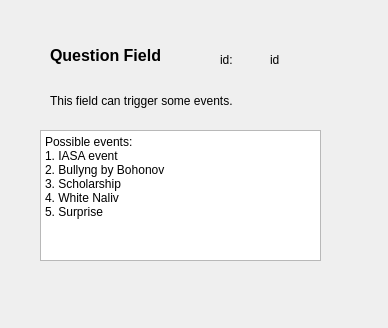
Before: the Qt Designer form questwindow.ui in Molodid-Tyshchenko/qt-monopoly-, drawn with Qt 5.
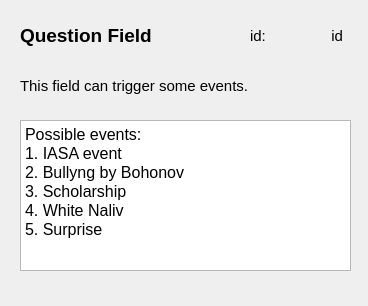
After: the same form once the commit is applied.

Diff of the .ui file:
```diff
--- a/questwindow.ui
+++ b/questwindow.ui
@@ -6,8 +6,8 @@
    <rect>
     <x>0</x>
     <y>0</y>
-    <width>388</width>
-    <height>328</height>
+    <width>368</width>
+    <height>306</height>
    </rect>
   </property>
   <property name="windowTitle">
@@ -16,18 +16,21 @@
   <widget class="QLabel" name="name">
    <property name="geometry">
     <rect>
-     <x>50</x>
-     <y>40</y>
-     <width>151</width>
+     <x>20</x>
+     <y>20</y>
+     <width>181</width>
      <height>31</height>
     </rect>
    </property>
    <property name="font">
     <font>
-     <pointsize>12</pointsize>
+     <pointsize>14</pointsize>
      <bold>true</bold>
     </font>
    </property>
+   <property name="styleSheet">
+    <string notr="true">font-size: 14pt;</string>
+   </property>
    <property name="text">
     <string>Question Field</string>
    </property>
@@ -35,12 +38,15 @@
   <widget class="QLabel" name="info">
    <property name="geometry">
     <rect>
-     <x>50</x>
-     <y>90</y>
-     <width>231</width>
-     <height>21</height>
+     <x>20</x>
+     <y>70</y>
+     <width>331</width>
+     <height>31</height>
     </rect>
    </property>
+   <property name="styleSheet">
+    <string notr="true">font-size: 11pt;</string>
+   </property>
    <property name="text">
     <string>This field can trigger some events.</string>
    </property>
@@ -48,12 +54,15 @@
   <widget class="QLabel" name="id_d">
    <property name="geometry">
     <rect>
-     <x>220</x>
-     <y>50</y>
+     <x>250</x>
+     <y>20</y>
      <width>31</width>
-     <height>20</height>
+     <height>31</height>
     </rect>
    </property>
+   <property name="styleSheet">
+    <string notr="true">font-size: 11pt;</string>
+   </property>
    <property name="text">
     <string>id:</string>
    </property>
@@ -61,36 +70,45 @@
   <widget class="QLabel" name="id">
    <property name="geometry">
     <rect>
-     <x>270</x>
-     <y>50</y>
+     <x>280</x>
+     <y>20</y>
      <width>63</width>
-     <height>20</height>
+     <height>31</height>
     </rect>
    </property>
+   <property name="styleSheet">
+    <string notr="true">font-size: 11pt;</string>
+   </property>
    <property name="text">
     <string>id</string>
    </property>
+   <property name="alignment">
+    <set>Qt::AlignRight|Qt::AlignTrailing|Qt::AlignVCenter</set>
+   </property>
   </widget>
   <widget class="QTextBrowser" name="textBrowser">
    <property name="geometry">
     <rect>
-     <x>40</x>
-     <y>130</y>
-     <width>281</width>
-     <height>131</height>
+     <x>20</x>
+     <y>120</y>
+     <width>331</width>
+     <height>151</height>
     </rect>
    </property>
+   <property name="styleSheet">
+    <string notr="true">font-size: 14pt;</string>
+   </property>
    <property name="html">
     <string>&lt;!DOCTYPE HTML PUBLIC &quot;-//W3C//DTD HTML 4.0//EN&quot; &quot;http://www.w3.org/TR/REC-html40/strict.dtd&quot;&gt;
 &lt;html&gt;&lt;head&gt;&lt;meta name=&quot;qrichtext&quot; content=&quot;1&quot; /&gt;&lt;meta charset=&quot;utf-8&quot; /&gt;&lt;style type=&quot;text/css&quot;&gt;
 p, li { white-space: pre-wrap; }
-&lt;/style&gt;&lt;/head&gt;&lt;body style=&quot; font-family:'Segoe UI'; font-size:9pt; font-weight:400; font-style:normal;&quot;&gt;
-&lt;p style=&quot; margin-top:0px; margin-bottom:0px; margin-left:0px; margin-right:0px; -qt-block-indent:0; text-indent:0px;&quot;&gt;Possible events:&lt;/p&gt;
-&lt;p style=&quot; margin-top:0px; margin-bottom:0px; margin-left:0px; margin-right:0px; -qt-block-indent:0; text-indent:0px;&quot;&gt;1. IASA event&lt;/p&gt;
-&lt;p style=&quot; margin-top:0px; margin-bottom:0px; margin-left:0px; margin-right:0px; -qt-block-indent:0; text-indent:0px;&quot;&gt;2. Bullyng by Bohonov &lt;/p&gt;
-&lt;p style=&quot; margin-top:0px; margin-bottom:0px; margin-left:0px; margin-right:0px; -qt-block-indent:0; text-indent:0px;&quot;&gt;3. Scholarship&lt;/p&gt;
-&lt;p style=&quot; margin-top:0px; margin-bottom:0px; margin-left:0px; margin-right:0px; -qt-block-indent:0; text-indent:0px;&quot;&gt;4. White Naliv&lt;/p&gt;
-&lt;p style=&quot; margin-top:0px; margin-bottom:0px; margin-left:0px; margin-right:0px; -qt-block-indent:0; text-indent:0px;&quot;&gt;5. Surprise&lt;/p&gt;&lt;/body&gt;&lt;/html&gt;</string>
+&lt;/style&gt;&lt;/head&gt;&lt;body style=&quot; font-family:'Segoe UI'; font-size:14pt; font-weight:400; font-style:normal;&quot;&gt;
+&lt;p style=&quot; margin-top:0px; margin-bottom:0px; margin-left:0px; margin-right:0px; -qt-block-indent:0; text-indent:0px;&quot;&gt;&lt;span style=&quot; font-size:12pt;&quot;&gt;Possible events:&lt;/span&gt;&lt;/p&gt;
+&lt;p style=&quot; margin-top:0px; margin-bottom:0px; margin-left:0px; margin-right:0px; -qt-block-indent:0; text-indent:0px;&quot;&gt;&lt;span style=&quot; font-size:12pt;&quot;&gt;1. IASA event&lt;/span&gt;&lt;/p&gt;
+&lt;p style=&quot; margin-top:0px; margin-bottom:0px; margin-left:0px; margin-right:0px; -qt-block-indent:0; text-indent:0px;&quot;&gt;&lt;span style=&quot; font-size:12pt;&quot;&gt;2. Bullyng by Bohonov &lt;/span&gt;&lt;/p&gt;
+&lt;p style=&quot; margin-top:0px; margin-bottom:0px; margin-left:0px; margin-right:0px; -qt-block-indent:0; text-indent:0px;&quot;&gt;&lt;span style=&quot; font-size:12pt;&quot;&gt;3. Scholarship&lt;/span&gt;&lt;/p&gt;
+&lt;p style=&quot; margin-top:0px; margin-bottom:0px; margin-left:0px; margin-right:0px; -qt-block-indent:0; text-indent:0px;&quot;&gt;&lt;span style=&quot; font-size:12pt;&quot;&gt;4. White Naliv&lt;/span&gt;&lt;/p&gt;
+&lt;p style=&quot; margin-top:0px; margin-bottom:0px; margin-left:0px; margin-right:0px; -qt-block-indent:0; text-indent:0px;&quot;&gt;&lt;span style=&quot; font-size:12pt;&quot;&gt;5. Surprise&lt;/span&gt;&lt;/p&gt;&lt;/body&gt;&lt;/html&gt;</string>
    </property>
   </widget>
  </widget>
```
